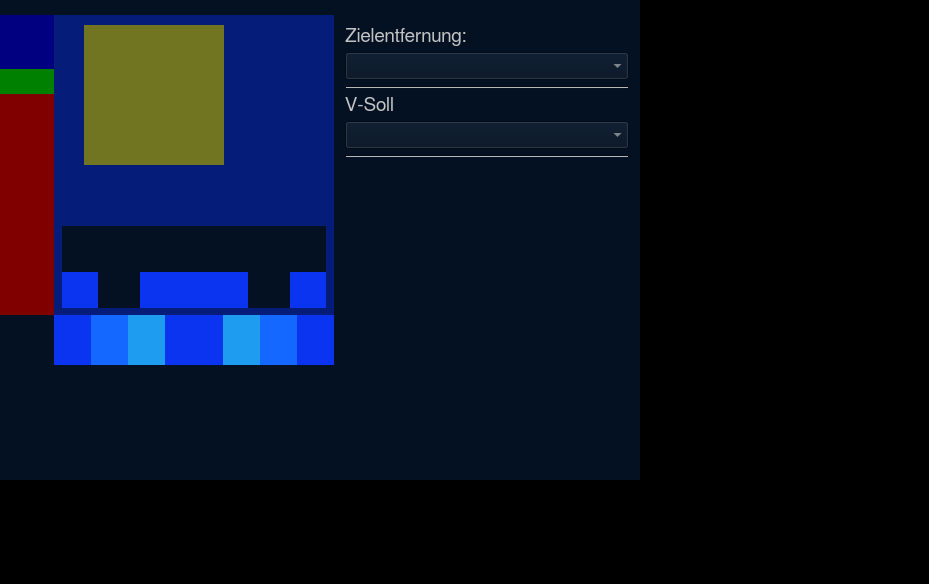
nonesense84/QDmi, file mainwindow.ui: the form before one commit.
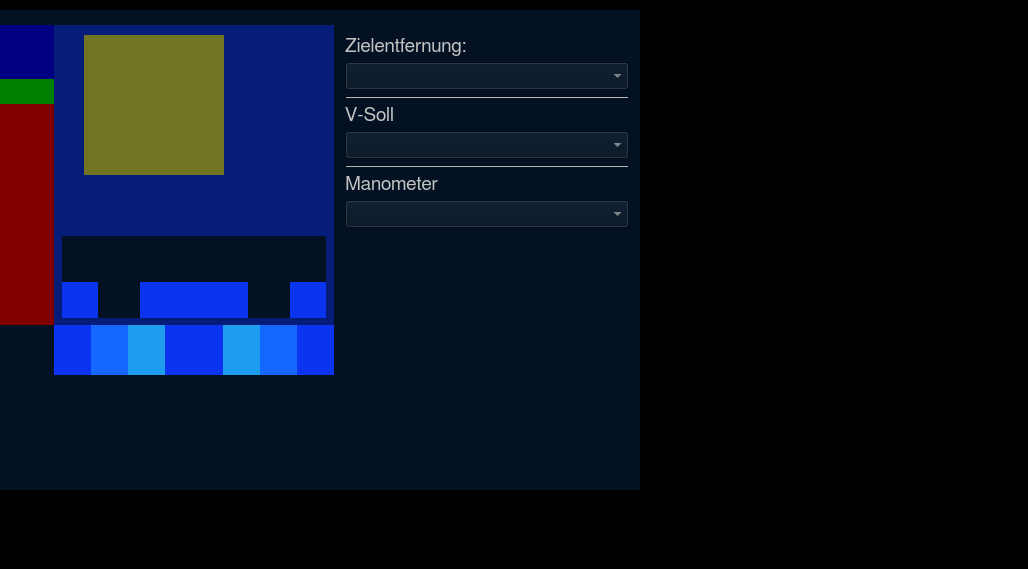
The form after the commit. The open tabs and pages were chosen to show the change. Custom widgets are drawn as their Qt base class.

Commit message: Add manometer to main window.

```diff
--- a/mainwindow.ui
+++ b/mainwindow.ui
@@ -6,8 +6,8 @@
    <rect>
     <x>0</x>
     <y>0</y>
-    <width>929</width>
-    <height>584</height>
+    <width>1028</width>
+    <height>569</height>
    </rect>
   </property>
   <property name="sizePolicy">
@@ -62,15 +62,43 @@
      <family>FreeSans</family>
     </font>
    </property>
-   <widget class="QWidget" name="centralView" native="true">
+   <widget class="QWidget" name="DmiManoHolder" native="true">
     <property name="geometry">
      <rect>
       <x>0</x>
-      <y>0</y>
+      <y>10</y>
       <width>768</width>
       <height>480</height>
      </rect>
     </property>
+    <property name="styleSheet">
+     <string notr="true">background:rgb(10,10,10)
+</string>
+    </property>
+    <layout class="QHBoxLayout" name="horizontalLayout_17">
+     <property name="spacing">
+      <number>0</number>
+     </property>
+     <property name="leftMargin">
+      <number>0</number>
+     </property>
+     <property name="topMargin">
+      <number>0</number>
+     </property>
+     <property name="rightMargin">
+      <number>0</number>
+     </property>
+     <property name="bottomMargin">
+      <number>0</number>
+     </property>
+     <item>
+      <widget class="QWidget" name="DmiHolder" native="true">
+       <property name="sizePolicy">
+        <sizepolicy hsizetype="Preferred" vsizetype="Preferred">
+         <horstretch>160</horstretch>
+         <verstretch>0</verstretch>
+        </sizepolicy>
+       </property>
     <property name="cursor">
      <cursorShape>PointingHandCursor</cursorShape>
     </property>
@@ -137,20 +165,6 @@
           </property>
          </widget>
         </item>
-        <item>
-         <widget class="QWidget" name="fieldZ_Mano" native="true">
-          <property name="sizePolicy">
-           <sizepolicy hsizetype="Preferred" vsizetype="Preferred">
-            <horstretch>32</horstretch>
-            <verstretch>0</verstretch>
-           </sizepolicy>
-          </property>
-          <property name="styleSheet">
-           <string notr="true">background:rgb(0,0,0)
-</string>
-          </property>
-         </widget>
-        </item>
        </layout>
       </widget>
      </item>
@@ -2918,6 +2932,65 @@
                  </property>
                 </widget>
                </item>
+                  <item>
+                   <widget class="QLabel" name="label_qdmi_3">
+                    <property name="font">
+                     <font>
+                      <family>FreeSans</family>
+                      <pointsize>14</pointsize>
+                     </font>
+                    </property>
+                    <property name="styleSheet">
+                     <string notr="true">color:rgb(195,195,195)</string>
+                    </property>
+                    <property name="frameShape">
+                     <enum>QFrame::NoFrame</enum>
+                    </property>
+                    <property name="frameShadow">
+                     <enum>QFrame::Sunken</enum>
+                    </property>
+                    <property name="lineWidth">
+                     <number>3</number>
+                    </property>
+                    <property name="text">
+                     <string>Manometer</string>
+                    </property>
+                   </widget>
+                  </item>
+                  <item>
+                   <widget class="QComboBox" name="pulldown_showManometer">
+                    <property name="font">
+                     <font>
+                      <family>FreeSans</family>
+                      <pointsize>14</pointsize>
+                     </font>
+                    </property>
+                    <property name="focusPolicy">
+                     <enum>Qt::NoFocus</enum>
+                    </property>
+                    <property name="styleSheet">
+                     <string notr="true">background:rgb(3,17,34);color:rgb(195,195,195)</string>
+                    </property>
+                    <property name="currentText">
+                     <string comment="1"/>
+                    </property>
+                    <property name="maxVisibleItems">
+                     <number>3</number>
+                    </property>
+                    <property name="maxCount">
+                     <number>3</number>
+                    </property>
+                    <property name="minimumContentsLength">
+                     <number>0</number>
+                    </property>
+                    <property name="frame">
+                     <bool>true</bool>
+                    </property>
+                    <property name="modelColumn">
+                     <number>0</number>
+                    </property>
+                   </widget>
+                  </item>
                <item>
                 <spacer name="verticalSpacer">
                  <property name="orientation">
@@ -3323,67 +3396,6 @@
           </widget>
          </widget>
         </item>
-        <item>
-         <widget class="QWidget" name="manoHolder" native="true">
-          <property name="sizePolicy">
-           <sizepolicy hsizetype="Preferred" vsizetype="Preferred">
-            <horstretch>64</horstretch>
-            <verstretch>0</verstretch>
-           </sizepolicy>
-          </property>
-          <property name="styleSheet">
-           <string notr="true">background:rgb(0,0,0)
-</string>
-          </property>
-          <layout class="QVBoxLayout" name="verticalLayout_18">
-           <property name="spacing">
-            <number>0</number>
-           </property>
-           <property name="leftMargin">
-            <number>0</number>
-           </property>
-           <property name="topMargin">
-            <number>0</number>
-           </property>
-           <property name="rightMargin">
-            <number>0</number>
-           </property>
-           <property name="bottomMargin">
-            <number>0</number>
-           </property>
-           <item>
-            <widget class="manometer" name="widgetMano1" native="true">
-             <property name="sizePolicy">
-              <sizepolicy hsizetype="Preferred" vsizetype="Preferred">
-               <horstretch>0</horstretch>
-               <verstretch>1</verstretch>
-              </sizepolicy>
-             </property>
-            </widget>
-           </item>
-           <item>
-            <widget class="manometer" name="widgetMano2" native="true">
-             <property name="sizePolicy">
-              <sizepolicy hsizetype="Preferred" vsizetype="Preferred">
-               <horstretch>0</horstretch>
-               <verstretch>1</verstretch>
-              </sizepolicy>
-             </property>
-            </widget>
-           </item>
-           <item>
-            <widget class="QWidget" name="manoHolder_Dummy" native="true">
-             <property name="sizePolicy">
-              <sizepolicy hsizetype="Preferred" vsizetype="Preferred">
-               <horstretch>0</horstretch>
-               <verstretch>1</verstretch>
-              </sizepolicy>
-             </property>
-            </widget>
-           </item>
-          </layout>
-         </widget>
-        </item>
        </layout>
       </widget>
      </item>
@@ -3428,20 +3440,6 @@
           </property>
          </widget>
         </item>
-        <item>
-         <widget class="QWidget" name="fieldY_Mano" native="true">
-          <property name="sizePolicy">
-           <sizepolicy hsizetype="Preferred" vsizetype="Preferred">
-            <horstretch>28</horstretch>
-            <verstretch>0</verstretch>
-           </sizepolicy>
-          </property>
-          <property name="styleSheet">
-           <string notr="true">background:rgb(0,0,0)
-</string>
-          </property>
-         </widget>
-        </item>
         <item>
          <widget class="QWidget" name="fieldYResize" native="true">
           <property name="sizePolicy">
@@ -3454,8 +3452,71 @@
            <cursorShape>SizeFDiagCursor</cursorShape>
           </property>
           <property name="styleSheet">
+              <string notr="true"/>
+             </property>
+            </widget>
+           </item>
+          </layout>
+         </widget>
+        </item>
+       </layout>
+      </widget>
+     </item>
+     <item>
+      <widget class="QWidget" name="manoHolder" native="true">
+       <property name="sizePolicy">
+        <sizepolicy hsizetype="Preferred" vsizetype="Preferred">
+         <horstretch>32</horstretch>
+         <verstretch>0</verstretch>
+        </sizepolicy>
+       </property>
+       <property name="styleSheet">
            <string notr="true">background:rgb(0,0,0)
 </string>
+       </property>
+       <layout class="QVBoxLayout" name="verticalLayout_18">
+        <property name="spacing">
+         <number>0</number>
+        </property>
+        <property name="leftMargin">
+         <number>0</number>
+        </property>
+        <property name="topMargin">
+         <number>0</number>
+        </property>
+        <property name="rightMargin">
+         <number>0</number>
+        </property>
+        <property name="bottomMargin">
+         <number>0</number>
+        </property>
+        <item>
+         <widget class="manometer" name="widgetMano1" native="true">
+          <property name="sizePolicy">
+           <sizepolicy hsizetype="Preferred" vsizetype="Preferred">
+            <horstretch>0</horstretch>
+            <verstretch>128</verstretch>
+           </sizepolicy>
+          </property>
+         </widget>
+        </item>
+        <item>
+         <widget class="manometer" name="widgetMano2" native="true">
+          <property name="sizePolicy">
+           <sizepolicy hsizetype="Preferred" vsizetype="Preferred">
+            <horstretch>0</horstretch>
+            <verstretch>128</verstretch>
+           </sizepolicy>
+          </property>
+         </widget>
+        </item>
+        <item>
+         <widget class="QWidget" name="manoHolder_Spacer" native="true">
+          <property name="sizePolicy">
+           <sizepolicy hsizetype="Preferred" vsizetype="Preferred">
+            <horstretch>0</horstretch>
+            <verstretch>224</verstretch>
+           </sizepolicy>
           </property>
          </widget>
         </item>
```
Lines whose indentation alone changed are shown as unchanged. The commit also changes 2 other files.
